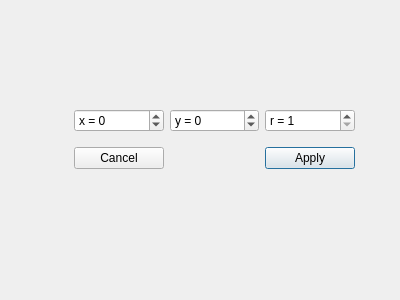
Before: the Qt Designer form CircleDialog.ui in KapitoliyVZ/GeometricShapes, drawn with Qt 5.
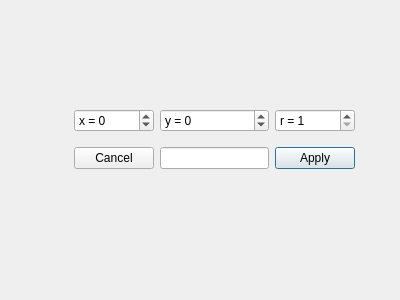
After: the same form once the commit is applied.

```diff
--- a/CircleDialog.ui
+++ b/CircleDialog.ui
@@ -79,6 +79,9 @@
       </property>
      </widget>
     </item>
+    <item row="1" column="1">
+     <widget class="QLineEdit" name="LineCircleName"/>
+    </item>
    </layout>
   </widget>
  </widget>
```
